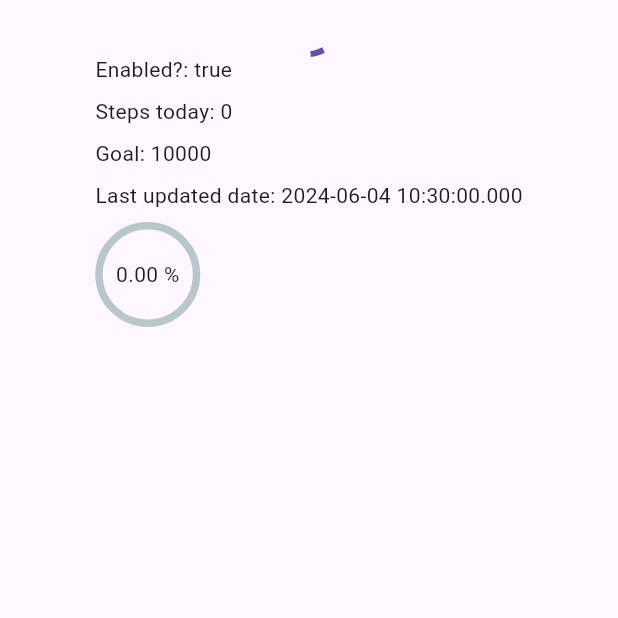
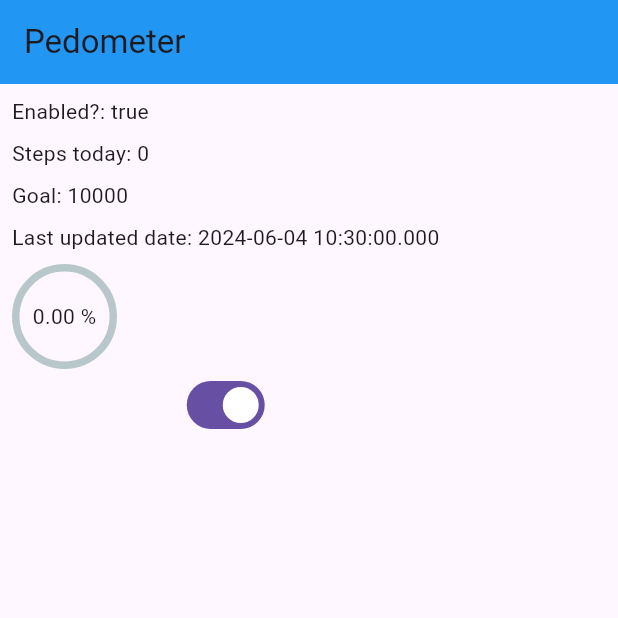
Before and after one commit to Konyaka1/step_metter_tz, a Flutter app: the screen it shows after launch, on a phone screen of 412 x 824 dp, the top half of it. Run offline on Flutter 3.47's test engine with Material 3 defaults, Android fonts, the phone set to English and light mode, and no system bars; drawn by our look-alikes of percent_indicator; our stand-ins replace flutter_bloc, hydrated_bloc; missing offline and left inert: daily_pedometer2.

Commit message:
[WIP] Added app bar

```diff
--- a/lib/bloc/pedometer_cubit.dart
+++ b/lib/bloc/pedometer_cubit.dart
@@ -14,7 +14,7 @@ final _defaultState = PedometerState(
   lastUpdatedDate: DateTime.now(),
 );
 
-class PedometerCubit extends Cubit<PedometerState> {
+class PedometerCubit extends HydratedCubit<PedometerState> {
   late StreamSubscription<DailySteps> _streamSubscription;
   final PedometerService _service;
 
@@ -61,15 +61,13 @@ class PedometerCubit extends Cubit<PedometerState> {
     return super.close();
   }
 
-  // @override
-  // PedomentrState fromJson(Map<String, dynamic> json) {
-  //   // TODO: implement fromJson
-  //   throw UnimplementedError();
-  // }
+  @override
+  PedometerState fromJson(Map<String, dynamic> json) {
+    return PedometerState.fromJson(json);
+  }
 
-  // @override
-  // Map<String, dynamic>? toJson(PedomentrState state) {
-  //   // TODO: implement toJson
-  //   throw UnimplementedError();
-  // }
+  @override
+  Map<String, dynamic>? toJson(PedometerState state) {
+    return state.toJson();
+  }
 }
--- a/lib/bloc/pedometer_state.dart
+++ b/lib/bloc/pedometer_state.dart
@@ -1,3 +1,8 @@
+import 'package:json_annotation/json_annotation.dart';
+
+part 'pedometer_state.g.dart';
+
+@JsonSerializable()
 class PedometerState {
   final bool isEnabled;
   final int steps;
@@ -54,4 +59,9 @@ class PedometerState {
       error: error,
     );
   }
+
+  factory PedometerState.fromJson(Map<String, dynamic> json) =>
+      _$PedometerStateFromJson(json);
+
+  Map<String, dynamic> toJson() => _$PedometerStateToJson(this);
 }
--- a/lib/view/app_root.dart
+++ b/lib/view/app_root.dart
@@ -3,7 +3,6 @@ import 'package:flutter_bloc/flutter_bloc.dart';
 import 'package:step_metter_tz/bloc/pedometer_cubit.dart';
 import 'package:step_metter_tz/service/pedometer_service.dart';
 import 'package:step_metter_tz/view/home_screen.dart';
-import 'package:step_metter_tz/view/settings_screen.dart';
 
 class AppRoot extends StatelessWidget {
   const AppRoot({super.key});
@@ -16,7 +15,6 @@ class AppRoot extends StatelessWidget {
         initialRoute: '/',
         routes: {
           '/': (_) => const HomeScreen(),
-          '/settings': (_) => const SettingsScreen()
         },
       ),
     );
--- a/lib/view/home_screen.dart
+++ b/lib/view/home_screen.dart
@@ -1,20 +1,26 @@
 import 'package:flutter/material.dart';
 import 'package:step_metter_tz/view/widgets/pedometer_info.dart';
+import 'package:step_metter_tz/view/widgets/pedometer_switcher.dart';
 
 class HomeScreen extends StatelessWidget {
   const HomeScreen({super.key});
 
   @override
   Widget build(BuildContext context) {
-    return const Scaffold(
-      body: SafeArea(
-        child: Column(
-          children: [
-            Center(
-              child: CircularProgressIndicator(),
-            ),
-            PedometerInfo(),
-          ],
+    return Scaffold(
+      appBar: AppBar(
+        title: const Text('Pedometer'),
+        backgroundColor: Colors.blue,
+      ),
+      body: const SafeArea(
+        child: Padding(
+          padding: EdgeInsets.all(8.0),
+          child: Column(
+            children: [
+              PedometerInfo(),
+              PedometerSwitcher(),
+            ],
+          ),
         ),
       ),
     );
--- /dev/null
+++ b/lib/view/widgets/pedometer_switcher.dart
@@ -0,0 +1,15 @@
+import 'package:flutter/material.dart';
+import 'package:flutter_bloc/flutter_bloc.dart';
+import 'package:step_metter_tz/bloc/pedometer_cubit.dart';
+
+class PedometerSwitcher extends StatelessWidget {
+  const PedometerSwitcher({super.key});
+
+  @override
+  Widget build(BuildContext context) {
+    return Switch.adaptive(
+      value: context.select((PedometerCubit cubit) => cubit.state.isEnabled),
+      onChanged: (_) => context.read<PedometerCubit>().togglePedometer(),
+    );
+  }
+}
--- a/lib/view/widgets/progress_bar.dart
+++ b/lib/view/widgets/progress_bar.dart
@@ -15,6 +15,7 @@ class ProgressBar extends StatelessWidget {
     return CircularPercentIndicator(
       radius: 35,
       percent: percent,
+      progressColor: Colors.blue,
       center: Text('$formattedValue %'),
     );
   }
--- a/pubspec.yaml
+++ b/pubspec.yaml
@@ -16,12 +16,15 @@ dependencies:
   flutter_bloc: ^8.1.5
   daily_pedometer2: ^1.1.3
   percent_indicator: ^4.2.3
+  json_annotation: ^4.9.0
 
 dev_dependencies:
   flutter_test:
     sdk: flutter
 
   flutter_lints: ^3.0.0
+  json_serializable: ^6.8.0
+  build_runner: ^2.4.10
 
 flutter:
 
```
Also changed, not shown: lib/view/settings_screen.dart (deleted, +0 -29 lines), lib/bloc/pedometer_state.g.dart (added), pubspec.lock.
